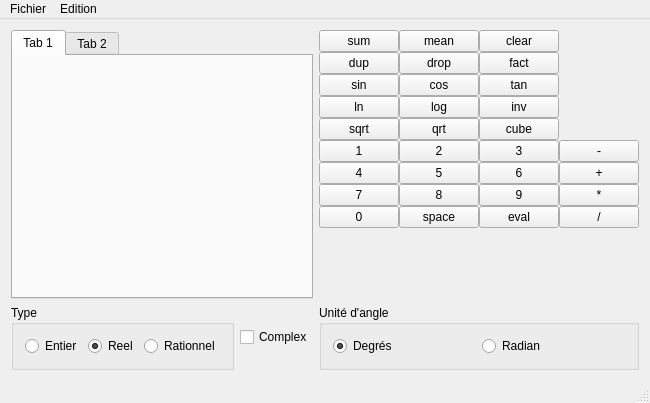
Old version of the form calcpol/mainwindow.ui in the repository trecouvr/calclpol.
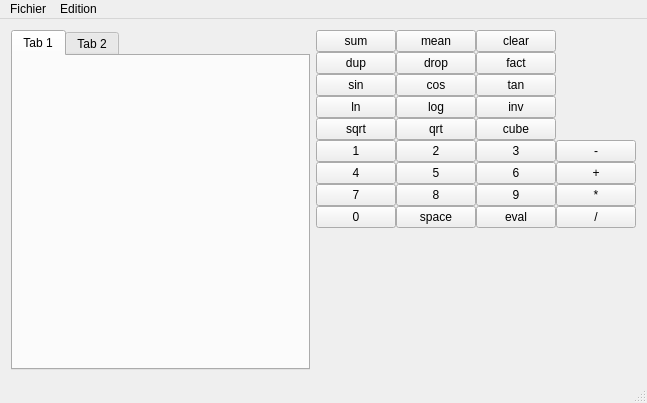
New version of the form. Custom widgets are drawn as their Qt base class.

Commit message: options type d'angle, type de donnée dans le pilewidget

```diff
--- a/calcpol/mainwindow.ui
+++ b/calcpol/mainwindow.ui
@@ -15,7 +15,7 @@
   </property>
   <widget class="QWidget" name="centralWidget">
    <layout class="QGridLayout" name="gridLayout">
-    <item row="1" column="3">
+    <item row="1" column="2">
      <layout class="QGridLayout" name="gridLayout_2">
       <property name="spacing">
        <number>0</number>
@@ -300,73 +300,7 @@
       </item>
      </layout>
     </item>
-    <item row="2" column="0" colspan="2">
-     <widget class="QGroupBox" name="groupBox">
-      <property name="title">
-       <string>Type</string>
-      </property>
-      <layout class="QHBoxLayout" name="horizontalLayout">
-       <item>
-        <widget class="QRadioButton" name="rb_entier">
-         <property name="text">
-          <string>Entier</string>
-         </property>
-        </widget>
-       </item>
-       <item>
-        <widget class="QRadioButton" name="rb_reel">
-         <property name="text">
-          <string>Reel</string>
-         </property>
-         <property name="checked">
-          <bool>true</bool>
-         </property>
-        </widget>
-       </item>
-       <item>
-        <widget class="QRadioButton" name="rb_rationnel">
-         <property name="text">
-          <string>Rationnel</string>
-         </property>
-        </widget>
-       </item>
-      </layout>
-     </widget>
-    </item>
-    <item row="2" column="2">
-     <widget class="QCheckBox" name="cb_complex">
-      <property name="text">
-       <string>Complex</string>
-      </property>
-     </widget>
-    </item>
-    <item row="2" column="3">
-     <widget class="QGroupBox" name="groupBox_2">
-      <property name="title">
-       <string>Unité d'angle</string>
-      </property>
-      <layout class="QHBoxLayout" name="horizontalLayout_2">
-       <item>
-        <widget class="QRadioButton" name="rb_degres">
-         <property name="text">
-          <string>Degrés</string>
-         </property>
-         <property name="checked">
-          <bool>true</bool>
-         </property>
-        </widget>
-       </item>
-       <item>
-        <widget class="QRadioButton" name="rb_radian">
-         <property name="text">
-          <string>Radian</string>
-         </property>
-        </widget>
-       </item>
-      </layout>
-     </widget>
-    </item>
-    <item row="1" column="0" colspan="3">
+    <item row="1" column="0" colspan="2">
      <widget class="QTabWidget" name="tabWidget">
       <property name="currentIndex">
        <number>0</number>
```
Left out of the diff: 26 changed lines with no effect on the pictures. The commit also changes 5 other files.
